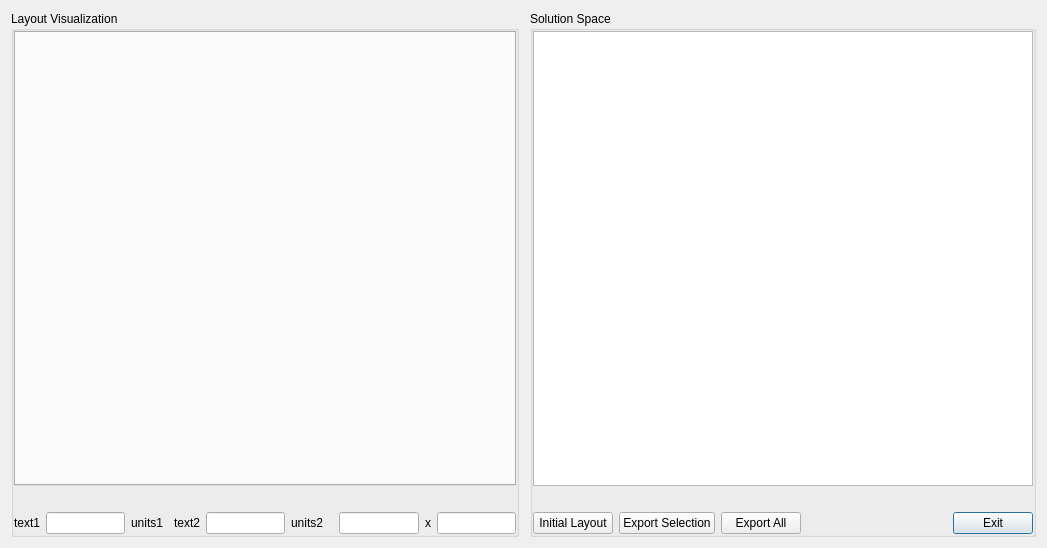
Before: the Qt Designer form qt/ui/solutionBrowser.ui in e3da/PowerSynth2-gui, drawn with Qt 5.
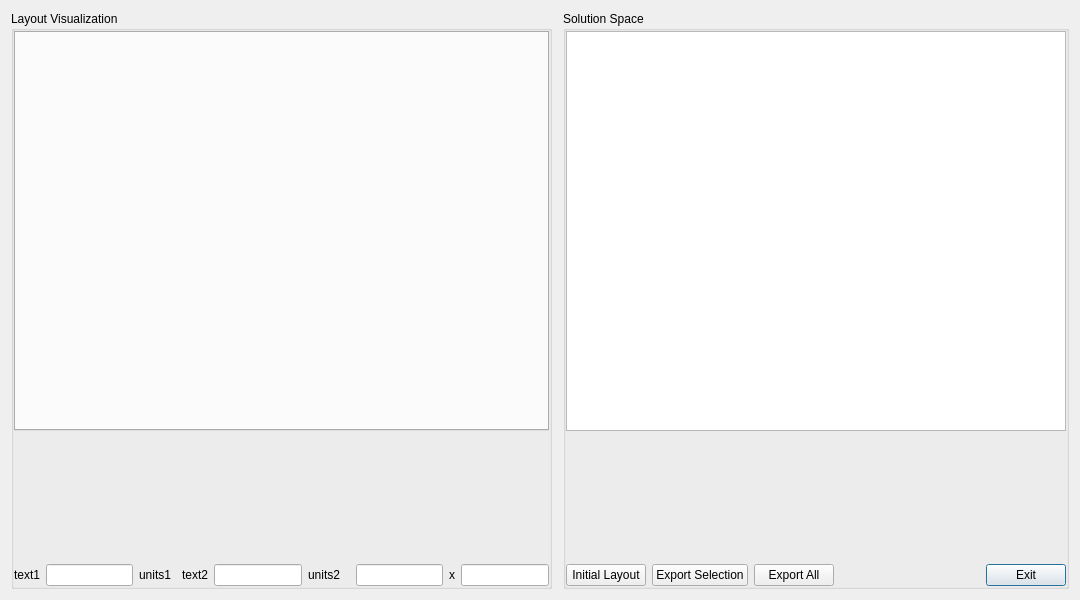
After: the same form once the commit is applied.

Diff of the .ui file:
```diff
--- a/qt/ui/solutionBrowser.ui
+++ b/qt/ui/solutionBrowser.ui
@@ -6,8 +6,8 @@
    <rect>
     <x>0</x>
     <y>0</y>
-    <width>1047</width>
-    <height>548</height>
+    <width>1080</width>
+    <height>600</height>
    </rect>
   </property>
   <property name="sizePolicy">
@@ -93,7 +93,7 @@
          <enum>Qt::Vertical</enum>
         </property>
         <property name="sizeType">
-         <enum>QSizePolicy::Preferred</enum>
+         <enum>QSizePolicy::Expanding</enum>
         </property>
         <property name="sizeHint" stdset="0">
          <size>
@@ -235,6 +235,12 @@
    </item>
    <item>
     <widget class="QGroupBox" name="groupBox_2">
+     <property name="sizePolicy">
+      <sizepolicy hsizetype="Expanding" vsizetype="Expanding">
+       <horstretch>0</horstretch>
+       <verstretch>0</verstretch>
+      </sizepolicy>
+     </property>
      <property name="title">
       <string>Solution Space</string>
      </property>
@@ -285,7 +291,7 @@
          <enum>Qt::Vertical</enum>
         </property>
         <property name="sizeType">
-         <enum>QSizePolicy::Preferred</enum>
+         <enum>QSizePolicy::Expanding</enum>
         </property>
         <property name="sizeHint" stdset="0">
          <size>
```
